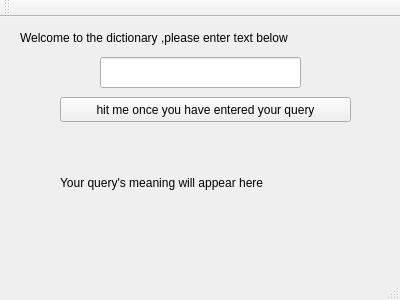
The window that mainwindow.ui (mohitiitr/DictionaryUsingQT) describes before a commit, drawn with Qt 5.
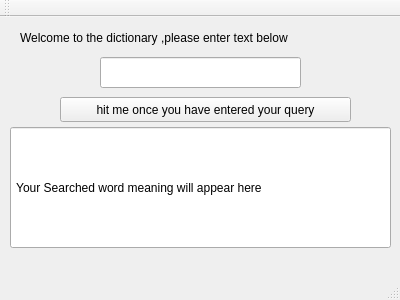
The same window after the commit.

The edit to the form file:
```diff
--- a/mainwindow.ui
+++ b/mainwindow.ui
@@ -40,19 +40,6 @@
      <string>hit me once you have entered your query</string>
     </property>
    </widget>
-   <widget class="QLabel" name="meaniglabel">
-    <property name="geometry">
-     <rect>
-      <x>60</x>
-      <y>110</y>
-      <width>291</width>
-      <height>111</height>
-     </rect>
-    </property>
-    <property name="text">
-     <string>Your query's meaning will appear here</string>
-    </property>
-   </widget>
    <widget class="QLineEdit" name="inputbox">
     <property name="geometry">
      <rect>
@@ -63,6 +50,19 @@
      </rect>
     </property>
    </widget>
+   <widget class="QLineEdit" name="meaninglabel">
+    <property name="geometry">
+     <rect>
+      <x>10</x>
+      <y>110</y>
+      <width>381</width>
+      <height>121</height>
+     </rect>
+    </property>
+    <property name="text">
+     <string> Your Searched word meaning will appear here</string>
+    </property>
+   </widget>
   </widget>
   <widget class="QMenuBar" name="menuBar">
    <property name="geometry">
```
